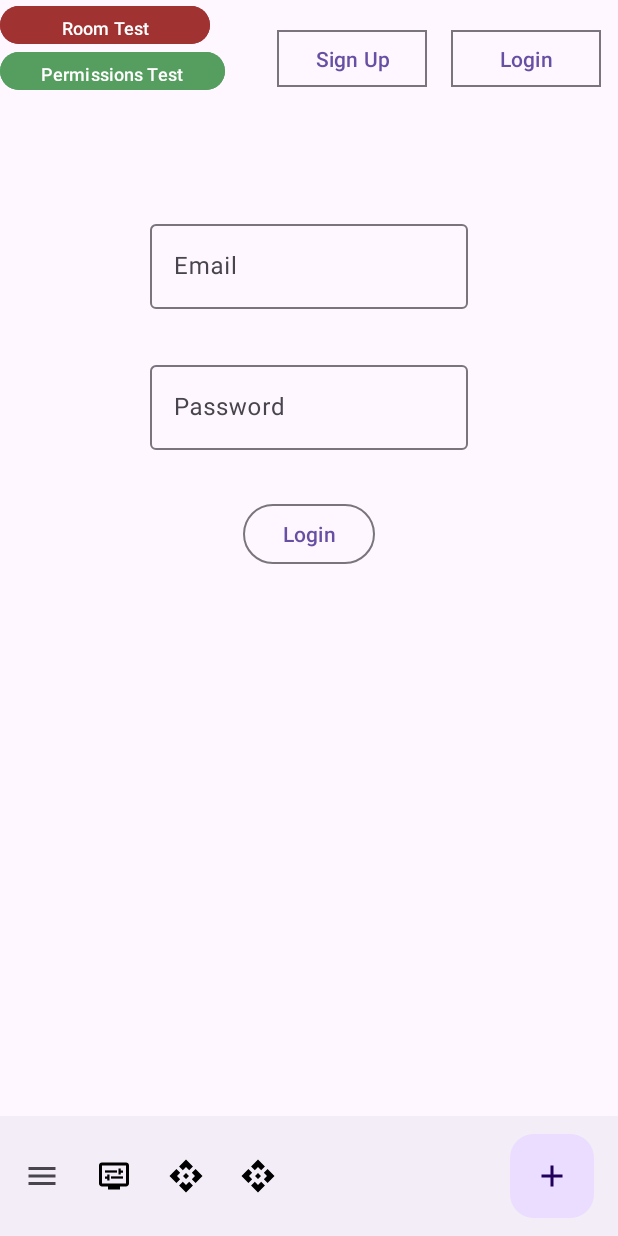
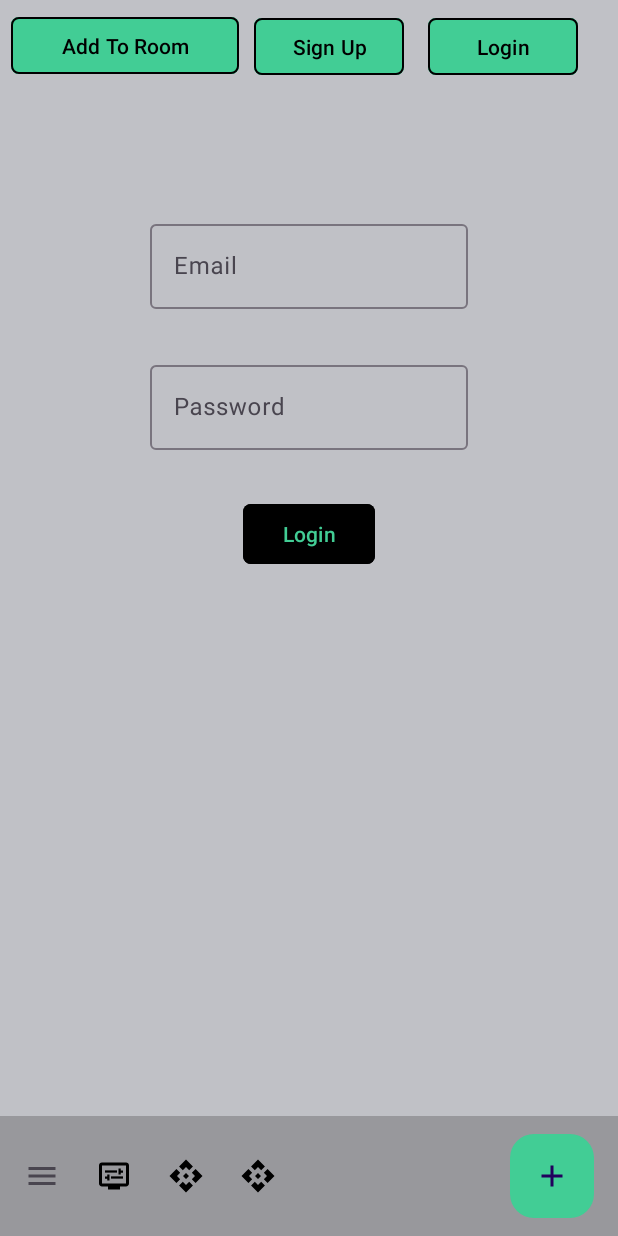
Before and after one commit to RaigZ/MovInsight, an Android app: the screen it shows after launch (MainActivity), after a tap on "Login", on a phone screen of 412 x 824 dp. Run offline under Robolectric (Android 15) with nearby library versions, the phone set to English and light mode, and no system bars; our stand-ins replace Firebase (no records; nobody signed in at launch, a user with empty details on screens opened directly), Room's generated code; 3 statements that could not run were skipped.

Commit message:
Putting in ui changes we voted on.

```diff
--- a/app/src/main/res/layout/activity_add.xml
+++ b/app/src/main/res/layout/activity_add.xml
@@ -4,6 +4,7 @@
     xmlns:tools="http://schemas.android.com/tools"
     android:layout_width="match_parent"
     android:layout_height="match_parent"
+    android:background="#F3F2F2"
     tools:context=".AddActivity">
 
     <EditText
@@ -12,8 +13,8 @@
         android:layout_height="wrap_content"
         android:layout_marginTop="80dp"
         android:ems="10"
+        android:hint="@string/enter_id"
         android:inputType="text"
-        android:hint="@string/enter_id"
         app:layout_constraintEnd_toEndOf="parent"
         app:layout_constraintHorizontal_bias="0.497"
         app:layout_constraintStart_toStartOf="parent"
@@ -25,8 +26,8 @@
         android:layout_height="wrap_content"
         android:layout_marginTop="28dp"
         android:ems="10"
+        android:hint="@string/enter_userid"
         android:inputType="text"
-        android:hint="@string/enter_userid"
         app:layout_constraintEnd_toEndOf="@+id/enterID"
         app:layout_constraintHorizontal_bias="0.0"
         app:layout_constraintStart_toStartOf="@+id/enterID"
@@ -38,8 +39,8 @@
         android:layout_height="wrap_content"
         android:layout_marginTop="28dp"
         android:ems="10"
+        android:hint="@string/enter_title"
         android:inputType="text"
-        android:hint="@string/enter_title"
         app:layout_constraintEnd_toEndOf="@+id/enterUserID"
         app:layout_constraintHorizontal_bias="0.0"
         app:layout_constraintStart_toStartOf="@+id/enterUserID"
@@ -65,7 +66,10 @@
         android:layout_width="wrap_content"
         android:layout_height="wrap_content"
         android:layout_marginTop="28dp"
+        android:backgroundTint="#42CD95"
         android:text="@string/add_data"
+        android:textColor="#000000"
+        app:cornerRadius="5dp"
         app:layout_constraintEnd_toEndOf="@+id/enterTitle"
         app:layout_constraintHorizontal_bias="0.504"
         app:layout_constraintStart_toStartOf="@+id/enterTitle"
@@ -76,7 +80,10 @@
         android:layout_width="wrap_content"
         android:layout_height="wrap_content"
         android:layout_marginTop="16dp"
+        android:backgroundTint="#42CD95"
         android:text="@string/back"
+        android:textColor="#050505"
+        app:cornerRadius="5dp"
         app:layout_constraintEnd_toEndOf="parent"
         app:layout_constraintHorizontal_bias="0.05"
         app:layout_constraintStart_toStartOf="parent"
--- a/app/src/main/res/layout/activity_main.xml
+++ b/app/src/main/res/layout/activity_main.xml
@@ -4,6 +4,7 @@
     xmlns:tools="http://schemas.android.com/tools"
     android:layout_width="match_parent"
     android:layout_height="match_parent"
+    android:background="#68667275"
     tools:context=".MainActivity">
 
     <!--
@@ -22,31 +23,39 @@
         android:layout_width="100dp"
         android:layout_height="46dp"
         android:layout_marginStart="16dp"
+        android:backgroundTint="#42CD95"
         android:text="@string/login"
-        app:cornerRadius="0dp"
+        android:textColor="#000000"
+        app:cornerRadius="5dp"
         app:layout_constraintBottom_toBottomOf="@+id/signupButton"
         app:layout_constraintStart_toEndOf="@+id/signupButton"
         app:layout_constraintTop_toTopOf="@+id/signupButton"
-        app:layout_constraintVertical_bias="0.0" />
+        app:layout_constraintVertical_bias="0.0"
+        app:strokeColor="#000000" />
 
     <Button
         android:id="@+id/signupButton"
         style="?attr/materialButtonOutlinedStyle"
         android:layout_width="100dp"
         android:layout_height="46dp"
-        android:layout_marginTop="16dp"
+        android:layout_marginTop="8dp"
+        android:backgroundTint="#42CD95"
         android:text="@string/sign_up"
-        app:cornerRadius="0dp"
+        android:textColor="#000000"
+        app:cornerRadius="5dp"
+        app:iconTint="#000000"
         app:layout_constraintEnd_toEndOf="parent"
-        app:layout_constraintHorizontal_bias="0.591"
+        app:layout_constraintHorizontal_bias="0.543"
         app:layout_constraintStart_toStartOf="parent"
-        app:layout_constraintTop_toTopOf="parent" />
+        app:layout_constraintTop_toTopOf="parent"
+        app:strokeColor="#000000" />
 
     <androidx.fragment.app.FragmentContainerView
         android:id="@+id/fContainer"
         android:layout_width="0dp"
         android:layout_height="0dp"
         android:layout_marginTop="80dp"
+        android:backgroundTint="#FDFDFD"
         app:layout_constraintBottom_toTopOf="@id/guidelineBottom"
         app:layout_constraintEnd_toEndOf="parent"
         app:layout_constraintStart_toStartOf="parent"
@@ -58,7 +67,7 @@
         android:layout_width="wrap_content"
         android:layout_height="wrap_content"
         android:orientation="horizontal"
-        app:layout_constraintGuide_begin="650dp" />
+        app:layout_constraintGuide_percent="0.89056087" />
 
     <!--Bottom Navbar-->
 
@@ -85,12 +94,14 @@
                 android:layout_width="match_parent"
                 android:layout_height="wrap_content"
                 android:layout_gravity="bottom"
+                app:backgroundTint="#98989c"
                 app:menu="@menu/bottom_navbar"
                 app:navigationIcon="@drawable/ic_menu_24" />
 
             <com.google.android.material.floatingactionbutton.FloatingActionButton
                 android:layout_width="wrap_content"
                 android:layout_height="wrap_content"
+                app:backgroundTint="#42CD95"
                 app:layout_anchor="@id/bottomAppBar"
                 app:srcCompat="@drawable/ic_add" />
 
@@ -129,31 +140,23 @@
 
     <Button
         android:id="@+id/bAddToRoom"
-        android:layout_width="140dp"
-        android:layout_height="33dp"
-        android:backgroundTint="#A13232"
-        android:text="Room Test"
-        android:textAlignment="center"
-        android:textSize="12sp"
-        app:layout_constraintBottom_toTopOf="@+id/bPermissionsTest"
+        style="?attr/materialButtonOutlinedStyle"
+        android:layout_width="152dp"
+        android:layout_height="46dp"
+        android:layout_marginBottom="24dp"
+        android:backgroundTint="#42CD95"
+        android:text="Add To Room"
+        android:textAllCaps="false"
+        android:textColor="#000000"
+        app:cornerRadius="5dp"
+        app:iconPadding="10dp"
+        app:iconTint="#000000"
+        app:layout_constraintBottom_toTopOf="@+id/fContainer"
         app:layout_constraintEnd_toStartOf="@+id/signupButton"
-        app:layout_constraintHorizontal_bias="0.0"
+        app:layout_constraintHorizontal_bias="0.411"
         app:layout_constraintStart_toStartOf="parent"
         app:layout_constraintTop_toTopOf="parent"
-        app:layout_constraintVertical_bias="0.0" />
-
-    <Button
-        android:id="@+id/bPermissionsTest"
-        android:layout_width="150dp"
-        android:layout_height="33dp"
-        android:layout_marginBottom="16dp"
-        android:backgroundTint="#569E5F"
-        android:text="Permissions Test"
-        android:textAlignment="center"
-        android:textSize="12sp"
-        app:layout_constraintBottom_toTopOf="@+id/fContainer"
-        app:layout_constraintEnd_toStartOf="@+id/signupButton"
-        app:layout_constraintHorizontal_bias="0.0"
-        app:layout_constraintStart_toStartOf="parent" />
+        app:layout_constraintVertical_bias="0.727"
+        app:strokeColor="#000000" />
 
 </androidx.constraintlayout.widget.ConstraintLayout>
--- a/app/src/main/res/layout/activity_remove.xml
+++ b/app/src/main/res/layout/activity_remove.xml
@@ -47,7 +47,10 @@
         android:layout_width="wrap_content"
         android:layout_height="wrap_content"
         android:layout_marginTop="12dp"
+        android:backgroundTint="#42CD95"
         android:text="@string/delete_data"
+        android:textColor="#000000"
+        app:cornerRadius="5dp"
         app:layout_constraintEnd_toEndOf="@+id/showTitle"
         app:layout_constraintHorizontal_bias="0.555"
         app:layout_constraintStart_toStartOf="@+id/showTitle"
@@ -57,7 +60,10 @@
         android:id="@+id/backButton"
         android:layout_width="wrap_content"
         android:layout_height="wrap_content"
+        android:backgroundTint="#42CD95"
         android:text="@string/back"
+        android:textColor="#000000"
+        app:cornerRadius="5dp"
         app:layout_constraintBottom_toBottomOf="parent"
         app:layout_constraintEnd_toEndOf="parent"
         app:layout_constraintHorizontal_bias="0.05"
--- a/app/src/main/res/layout/fragment_api.xml
+++ b/app/src/main/res/layout/fragment_api.xml
@@ -14,7 +14,9 @@
             android:id="@+id/apiSave"
             android:layout_width="300dp"
             android:layout_height="50dp"
+            android:backgroundTint="#42CD95"
             android:text="@string/API_Button"
+            android:textColor="#000000"
             app:layout_constraintEnd_toEndOf="parent"
             app:layout_constraintStart_toStartOf="parent"
             app:layout_constraintTop_toTopOf="parent" />
--- a/app/src/main/res/layout/fragment_login.xml
+++ b/app/src/main/res/layout/fragment_login.xml
@@ -50,11 +50,14 @@
 
         <Button
             android:id="@+id/submitLogin"
-            style="?attr/materialButtonOutlinedStyle"
+
             android:layout_width="wrap_content"
             android:layout_height="wrap_content"
             android:layout_marginTop="32dp"
+            android:backgroundTint="#000000"
             android:text="@string/login"
+            android:textColor="#42CD95"
+            app:cornerRadius="5dp"
             app:layout_constraintEnd_toEndOf="@+id/passwordInputLoginLayout"
             app:layout_constraintStart_toStartOf="@+id/passwordInputLoginLayout"
             app:layout_constraintTop_toBottomOf="@id/passwordInputLoginLayout" />
--- a/app/src/main/res/layout/fragment_signup.xml
+++ b/app/src/main/res/layout/fragment_signup.xml
@@ -70,11 +70,14 @@
 
         <Button
             android:id="@+id/submitSignup"
-            style="?attr/materialButtonOutlinedStyle"
+
             android:layout_width="wrap_content"
             android:layout_height="wrap_content"
             android:layout_marginTop="32dp"
+            android:backgroundTint="#070707"
             android:text="@string/sign_up"
+            android:textColor="#42CD95"
+            app:cornerRadius="5dp"
             app:layout_constraintEnd_toEndOf="@+id/passwordInputSignupLayout"
             app:layout_constraintStart_toStartOf="@+id/passwordInputSignupLayout"
             app:layout_constraintTop_toBottomOf="@id/passwordInputSignupLayout" />
--- a/app/src/main/res/layout/item_design.xml
+++ b/app/src/main/res/layout/item_design.xml
@@ -45,6 +45,6 @@
     <View
         android:layout_width="match_parent"
         android:layout_height="1sp"
-        android:background="#eaeaea"/>
+        android:background="#FFFDFD" />
 
 </androidx.appcompat.widget.LinearLayoutCompat>
```
